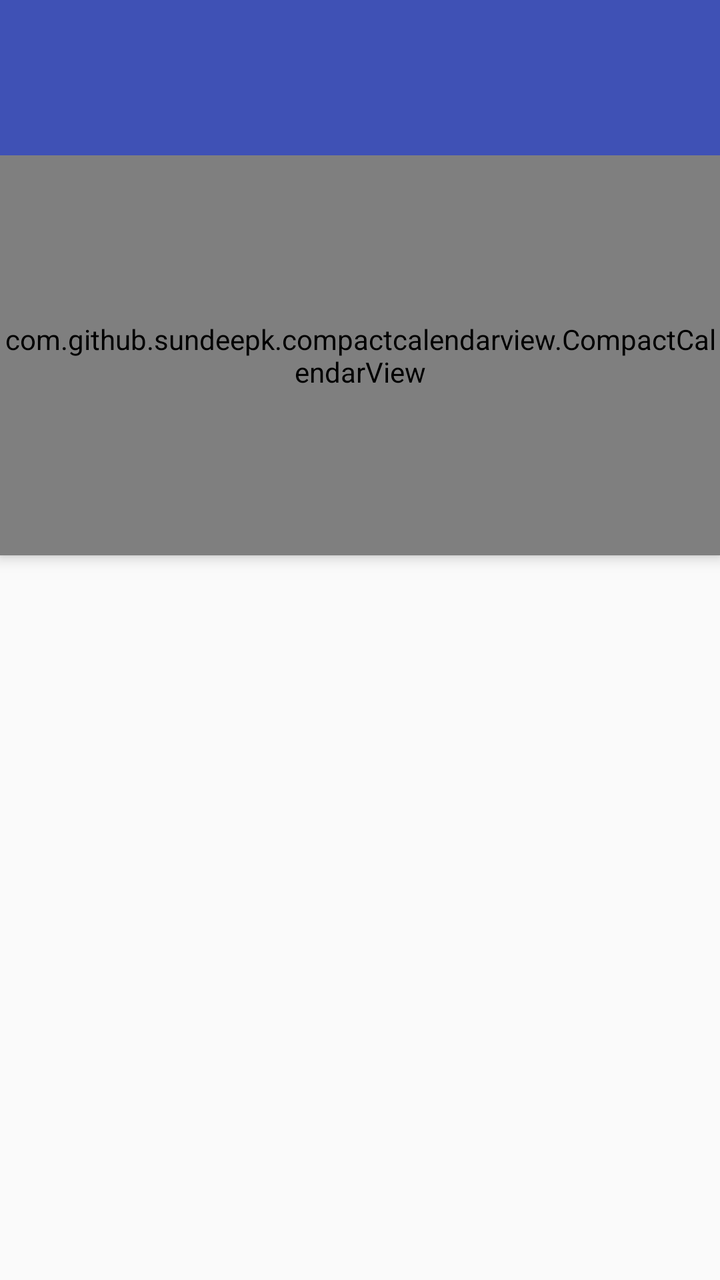
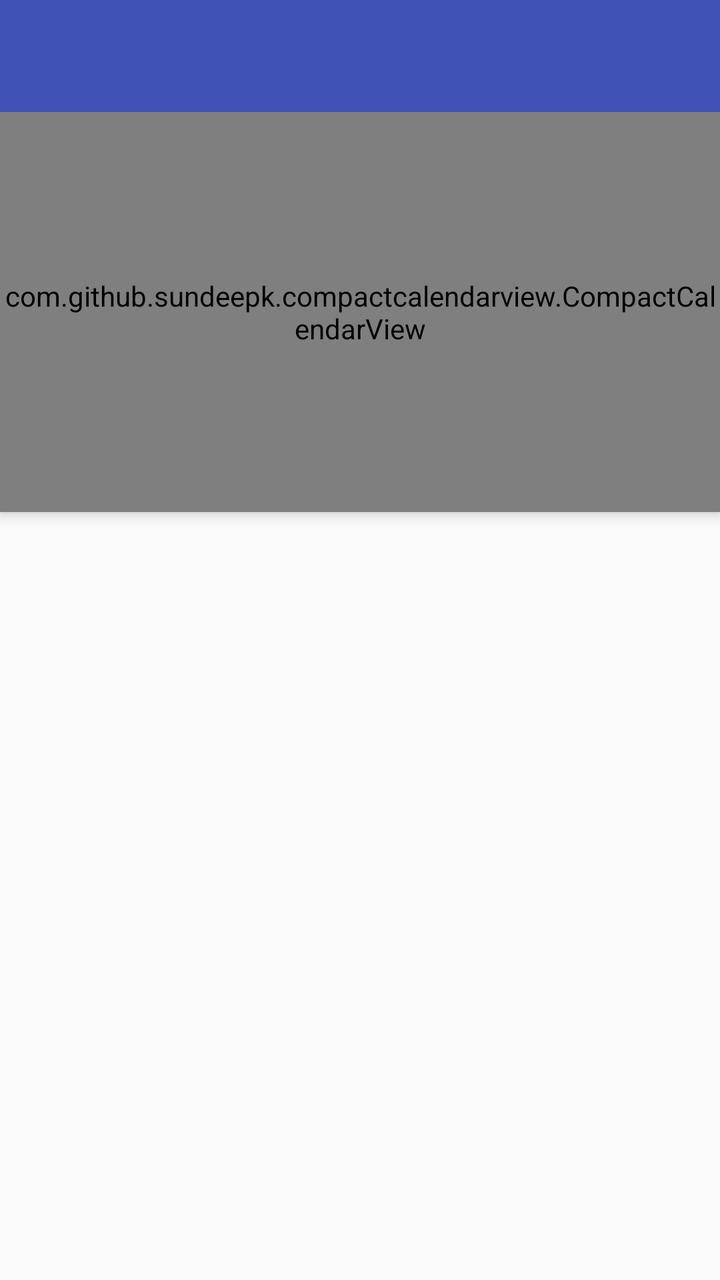

Screens rendered from an Android XML layout before and after an edit, with the pre-edit source and the edit as a unified diff.
<!-- AndroidManifest.xml: application theme AppTheme.NoActionBar -->
<!-- res/layout/app_bar_main.xml -->
<?xml version="1.0" encoding="utf-8"?>
<android.support.design.widget.CoordinatorLayout xmlns:android="http://schemas.android.com/apk/res/android"
    xmlns:app="http://schemas.android.com/apk/res-auto"
    xmlns:tools="http://schemas.android.com/tools"
    android:layout_width="match_parent"
    android:layout_height="match_parent"
    tools:context="com.sharpdroid.registro.Activities.MainActivity">

    <android.support.design.widget.AppBarLayout
        android:layout_width="match_parent"
        android:layout_height="wrap_content"
        android:background="?attr/colorPrimary"
        android:fitsSystemWindows="true"
        android:theme="@style/AppTheme.AppBarOverlay">

        <android.support.v7.widget.Toolbar
            android:id="@+id/toolbar"
            android:layout_width="match_parent"
            android:layout_height="?attr/actionBarSize"
            app:popupTheme="@style/AppTheme.PopupOverlay" />

        <TextView
            android:id="@+id/month"
            android:layout_width="match_parent"
            android:layout_height="wrap_content"
            android:gravity="center"
            android:paddingBottom="4dp"
            android:textColor="@color/md_white_1000"
            android:textSize="13sp"
            android:textStyle="bold" />

        <com.github.sundeepk.compactcalendarview.CompactCalendarView
            android:id="@+id/calendar"
            android:layout_width="match_parent"
            android:layout_height="200dp"
            app:compactCalendarBackgroundColor="?attr/colorPrimary"
            app:compactCalendarCurrentDayBackgroundColor="@color/bluematerial"
            app:compactCalendarCurrentSelectedDayBackgroundColor="?attr/colorPrimaryDark"
            app:compactCalendarMultiEventIndicatorColor="#ff76ff03"
            app:compactCalendarTextColor="#ffffffff"
            app:compactCalendarTextSize="12.0sp" />

    </android.support.design.widget.AppBarLayout>

    <include layout="@layout/content_main" />

</android.support.design.widget.CoordinatorLayout>
<!-- res/layout/content_main.xml (included above) -->
<?xml version="1.0" encoding="utf-8"?>
<RelativeLayout xmlns:android="http://schemas.android.com/apk/res/android"
    xmlns:app="http://schemas.android.com/apk/res-auto"
    xmlns:tools="http://schemas.android.com/tools"
    android:id="@+id/fragment_container"
    android:layout_width="match_parent"
    android:layout_height="match_parent"
    app:layout_behavior="@string/appbar_scrolling_view_behavior"
    tools:context="com.sharpdroid.registro.Activities.MainActivity"
    tools:showIn="@layout/app_bar_main" />
<!-- resources referenced by this layout -->
<resources>
  <color name="bluematerial">#2196F3</color>
  <color name="md_white_1000">#ffffff</color>
  <style name="AppTheme.AppBarOverlay" parent="ThemeOverlay.AppCompat.Dark.ActionBar" />
  <style name="AppTheme.PopupOverlay" parent="ThemeOverlay.AppCompat.Light" />
  <style name="AppTheme.NoActionBar">
          <item name="windowActionBar">false</item>
          <item name="windowNoTitle">true</item>
      </style>
</resources>

<!-- the commit's change to res/layout/app_bar_main.xml (unified diff, before → after) -->
@@ -18,16 +18,6 @@
             android:layout_width="match_parent"
             android:layout_height="?attr/actionBarSize"
             app:popupTheme="@style/AppTheme.PopupOverlay" />
-
-        <TextView
-            android:id="@+id/month"
-            android:layout_width="match_parent"
-            android:layout_height="wrap_content"
-            android:gravity="center"
-            android:paddingBottom="4dp"
-            android:textColor="@color/md_white_1000"
-            android:textSize="13sp"
-            android:textStyle="bold" />
 
         <com.github.sundeepk.compactcalendarview.CompactCalendarView
             android:id="@+id/calendar"
<!-- resource entries referenced after the edit -->
@@ -1,7 +1,6 @@
 <!-- resources referenced by this layout -->
 <resources>
   <color name="bluematerial">#2196F3</color>
-  <color name="md_white_1000">#ffffff</color>
   <style name="AppTheme.AppBarOverlay" parent="ThemeOverlay.AppCompat.Dark.ActionBar" />
   <style name="AppTheme.PopupOverlay" parent="ThemeOverlay.AppCompat.Light" />
   <style name="AppTheme.NoActionBar">
